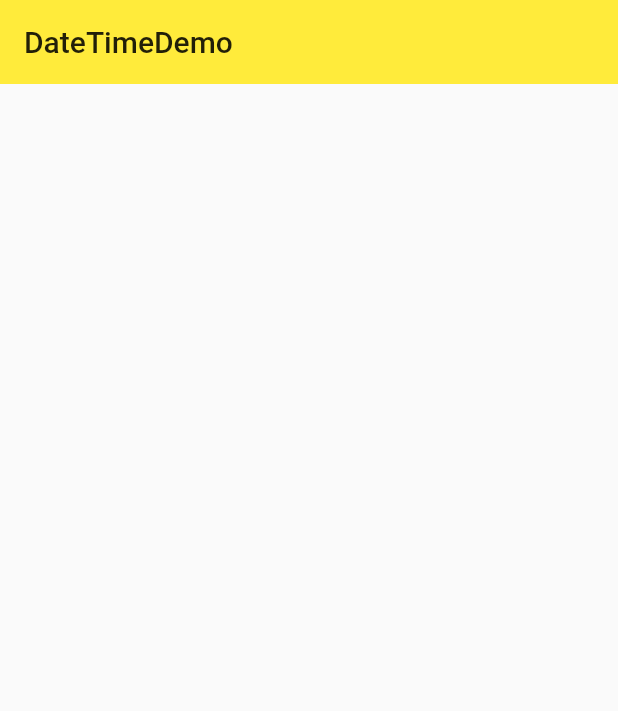
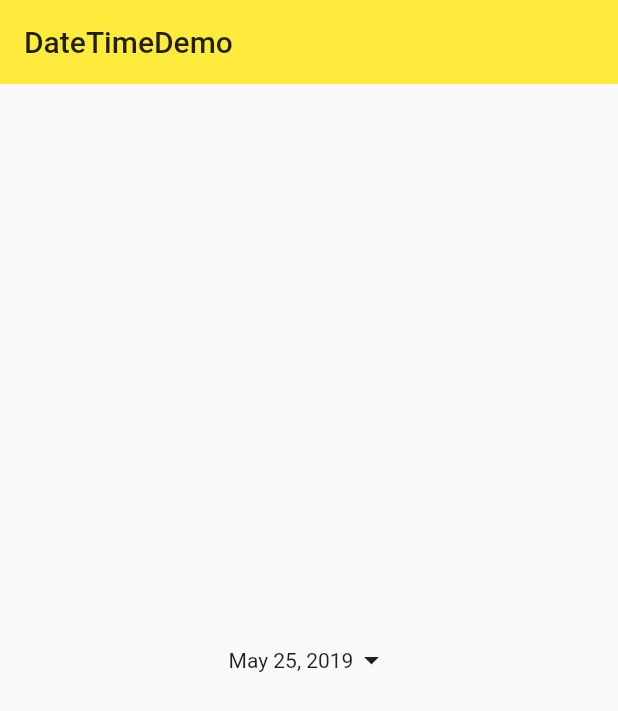
Before and after one commit to shiquan18/aiyi_flutter_demo, a Flutter app: the DateTimeDemo screen opened directly, on a phone screen of 412 x 824 dp. Shown: the top 711 px of the screen. Run offline on Flutter 3.47's test engine with Material 2 defaults, Android fonts, the phone set to English and light mode, and no system bars.

Commit message:
显示格式化日期

```diff
--- a/lib/demo/date_time_demo.dart
+++ b/lib/demo/date_time_demo.dart
@@ -1,11 +1,14 @@
 import 'package:flutter/material.dart';
 import 'package:intl/intl.dart';
+
 class DateTimeDemo extends StatefulWidget {
   @override
   _DateTimeDemoState createState() => _DateTimeDemoState();
 }
 
 class _DateTimeDemoState extends State<DateTimeDemo> {
+  final DateTime selectedDate = DateTime.now();
+
   @override
   Widget build(BuildContext context) {
     return Scaffold(
@@ -20,7 +23,17 @@ class _DateTimeDemoState extends State<DateTimeDemo> {
             children: <Widget>[
               Row(
                 mainAxisAlignment: MainAxisAlignment.center,
-                children: <Widget>[],
+                children: <Widget>[
+                  InkWell(
+                    onTap: () {},
+                    child: Row(
+                      children: <Widget>[
+                        Text(DateFormat.yMMMMd().format(selectedDate)),
+                        Icon(Icons.arrow_drop_down),
+                      ],
+                    ),
+                  ),
+                ],
               ),
             ],
           ),
```
